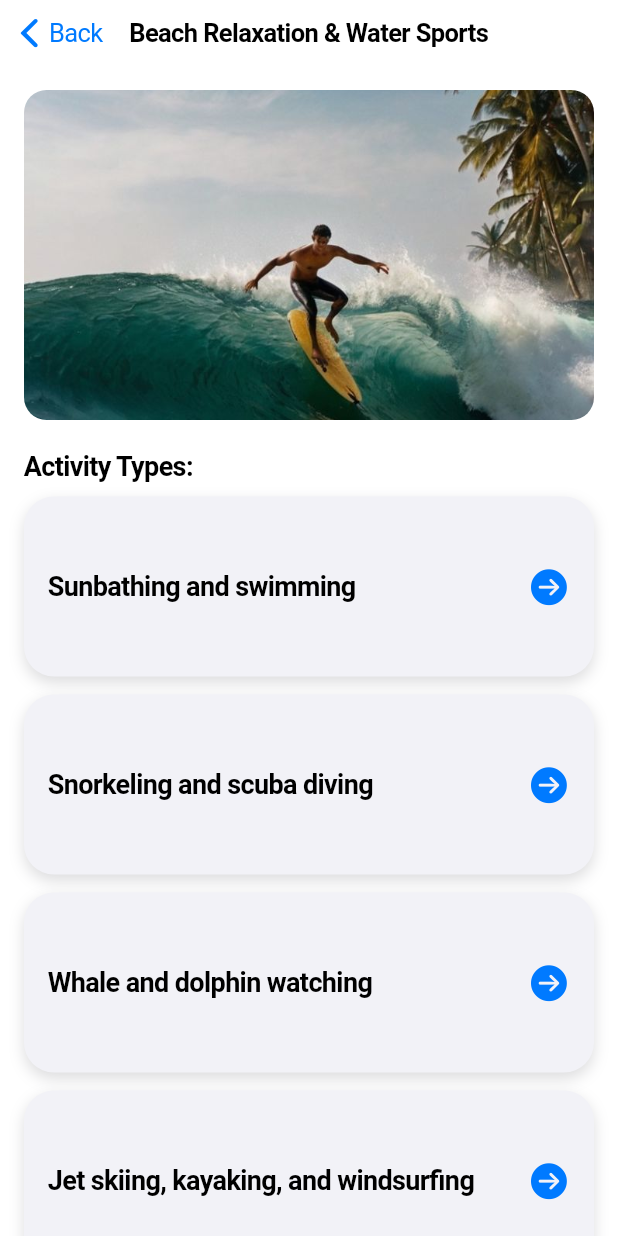
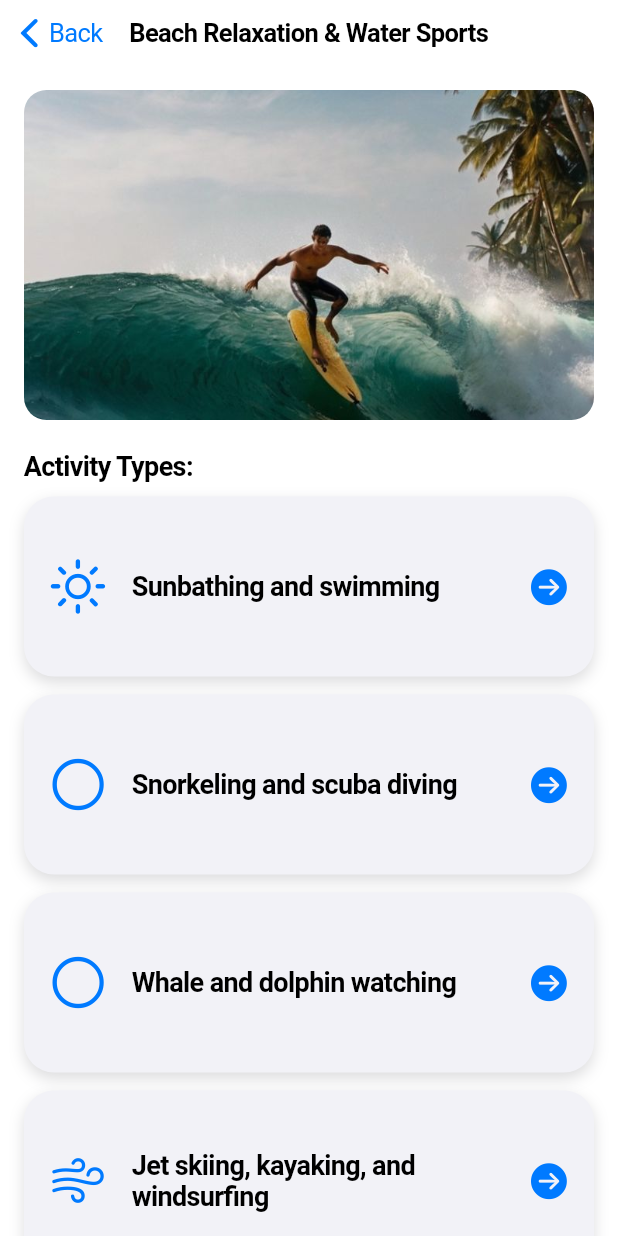
Before and after one commit to EnoshPerera/CeylonSphere, a Flutter app: the ExploreActivitiesScreen screen opened directly, after a tap on "Beach Relaxation & Water Sports", on a phone screen of 412 x 824 dp. Run offline on Flutter 3.47's test engine with Material 3 defaults, Android fonts, the phone set to English and light mode, and no system bars; our stand-ins replace geolocator, google_maps_flutter; missing offline and left inert: arkit_plugin.

Commit message:
Add some styles to the  activity detail cards

```diff
--- a/lib/activity_details_screen.dart
+++ b/lib/explore_activities/activity_details_screen.dart
@@ -1,7 +1,54 @@
 import 'package:flutter/cupertino.dart';
-import 'package:flutter/material.dart';
 import 'package:url_launcher/url_launcher.dart';
 
+// 🔹 Place the function here (before ActivityDetailsScreen class)
+IconData getActivityIcon(String activity) {
+  switch (activity.toLowerCase()) {
+    case 'sunbathing and swimming':
+      return CupertinoIcons.sun_max; // ☀️ Sunbathing & Swimming
+    case 'snorkeling and scuba diving':
+      return IconData(0xf06cf,
+          fontFamily: 'MaterialIcons'); // 🌊 Snorkeling & Scuba Diving
+    case 'whale and dolphin watching':
+      return CupertinoIcons.eye; // 🐋 Watching Animals
+    case 'jet skiing, kayaking, and windsurfing':
+      return CupertinoIcons.wind; // 🏄‍♂️ Water Sports
+    case 'spotting leopards, elephants, and sloth bears':
+      return CupertinoIcons.paw; // 🦁 Wildlife Safari
+    case 'birdwatching':
+      return CupertinoIcons.tree; // 🦜 Birdwatching
+    case 'elephant sightings':
+      return CupertinoIcons.paw; // 🐘 Elephant Safari
+    case 'jungle trekking and nature walks':
+      return CupertinoIcons.tree; // 🌳 Jungle Trekking
+    case 'visiting ancient temples and stupas':
+      return CupertinoIcons.book; // 🏛️ Cultural Sites
+    case 'exploring the sigiriya rock fortress':
+      return CupertinoIcons.tree; // ⛰️ Sigiriya
+    case 'touring the temple of the tooth relic':
+      return CupertinoIcons.heart; // 🏯 Temple Tour
+    case 'walking through the galle fort':
+      return CupertinoIcons.map; // 🏰 Galle Fort
+    case 'discovering cave temples':
+      return CupertinoIcons.compass; // 🕍 Cave Exploration
+    case 'climbing adam’s peak for sunrise':
+      return CupertinoIcons.sunrise; // 🌄 Sunrise Hike
+    case 'hiking to world’s end in horton plains':
+      return CupertinoIcons.arrow_up_right; // 🏔️ Mountain Hiking
+    case 'trekking through tea plantations':
+      return CupertinoIcons.tree; // 🍃 Tea Plantation Trek
+    case 'exploring the knuckles mountain range':
+      return CupertinoIcons.hare; // 🏞️ Mountain Adventure
+    case 'enjoying beach parties and nightclubs':
+      return CupertinoIcons.music_note; // 🎵 Nightlife
+    case 'experiencing live music and cultural shows':
+      return CupertinoIcons.mic; // 🎤 Live Music
+    default:
+      return CupertinoIcons.circle; // 🔘 Default Icon
+  }
+}
+
+// 🔹 Below this function, your ActivityDetailsScreen class starts
 class ActivityDetailsScreen extends StatelessWidget {
   final Map<String, dynamic> activity;
 
@@ -48,6 +95,8 @@ class ActivityDetailsScreen extends StatelessWidget {
                     (index) {
                       String activityType =
                           activity['details']['activities'][index];
+                      IconData icon = getActivityIcon(
+                          activityType); // 🔹 Assign icon dynamically
 
                       return Padding(
                         padding: const EdgeInsets.only(bottom: 12.0),
@@ -79,8 +128,15 @@ class ActivityDetailsScreen extends StatelessWidget {
                             padding: const EdgeInsets.all(16),
                             height: 120, // Increased Height
                             child: Row(
-                              mainAxisAlignment: MainAxisAlignment.spaceBetween,
                               children: [
+                                // Left Icon
+                                Icon(icon,
+                                    size: 40,
+                                    color: CupertinoColors.systemBlue),
+                                const SizedBox(
+                                    width: 16), // Spacing between icon & text
+
+                                // Activity Type Name
                                 Expanded(
                                   child: Text(
                                     activityType,
@@ -89,6 +145,8 @@ class ActivityDetailsScreen extends StatelessWidget {
                                         fontWeight: FontWeight.bold),
                                   ),
                                 ),
+
+                                // Right Arrow Icon
                                 const Icon(
                                   CupertinoIcons.arrow_right_circle_fill,
                                   color: CupertinoColors.systemBlue,
@@ -121,13 +179,16 @@ class ActivityDetailsScreen extends StatelessWidget {
   }
 }
 
-// New Screen to Show Places
+// 🔹 New Screen to Show Places
 class ActivityPlacesScreen extends StatelessWidget {
   final String activityType;
   final List<String> places;
 
-  const ActivityPlacesScreen(
-      {super.key, required this.activityType, required this.places});
+  const ActivityPlacesScreen({
+    super.key,
+    required this.activityType,
+    required this.places,
+  });
 
   // Function to open Google Maps
   void _openGoogleMaps(String location) async {
--- a/lib/explore_activities_screen.dart
+++ b/lib/explore_activities/explore_activities_screen.dart
@@ -1,7 +1,7 @@
 import 'package:flutter/cupertino.dart';
 import 'package:flutter/material.dart';
 import 'activity_details_screen.dart';
-import 'activities_data.dart';
+import '../models/activities_data.dart';
 
 class ExploreActivitiesScreen extends StatelessWidget {
   const ExploreActivitiesScreen({super.key});
--- a/lib/main.dart
+++ b/lib/main.dart
@@ -1,8 +1,8 @@
 import 'package:flutter/cupertino.dart';
 import 'package:flutter/material.dart';
-import '/profile_screen.dart';
+import 'profile/profile_screen.dart';
 import '/destinations_screen.dart';
-import '/explore_activities_screen.dart';
+import 'explore_activities/explore_activities_screen.dart';
 import '/destination_profile.dart';
 import 'google_map_screen.dart';
 
```
Also changed, not shown: lib/google_map_screen.dart (+47 -12 lines), lib/models/activities_data.dart (renamed from lib/activities_data.dart, +7 -0 lines), lib/profile/profile_screen.dart (renamed from lib/profile_screen.dart), 2 other files.
